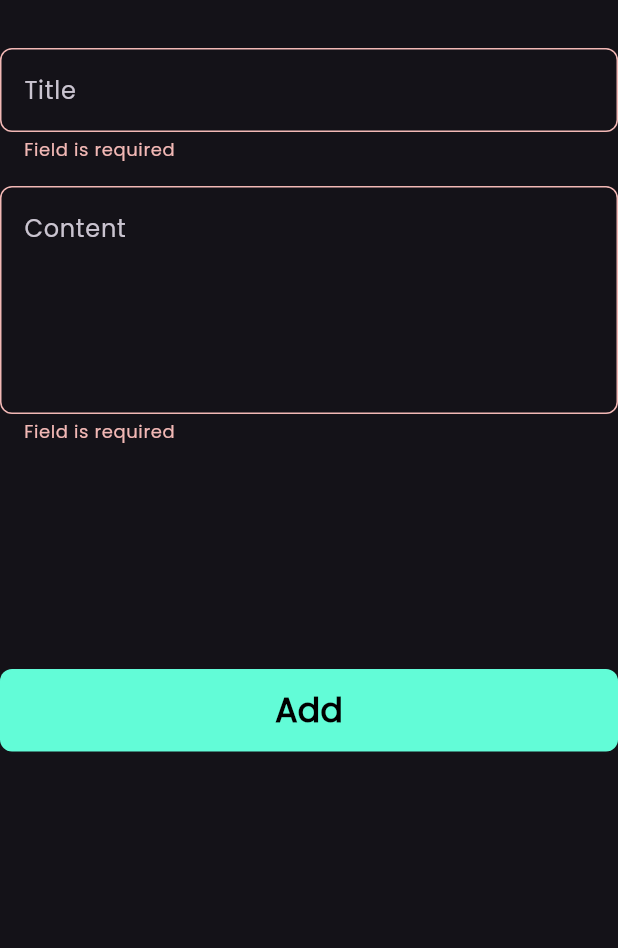
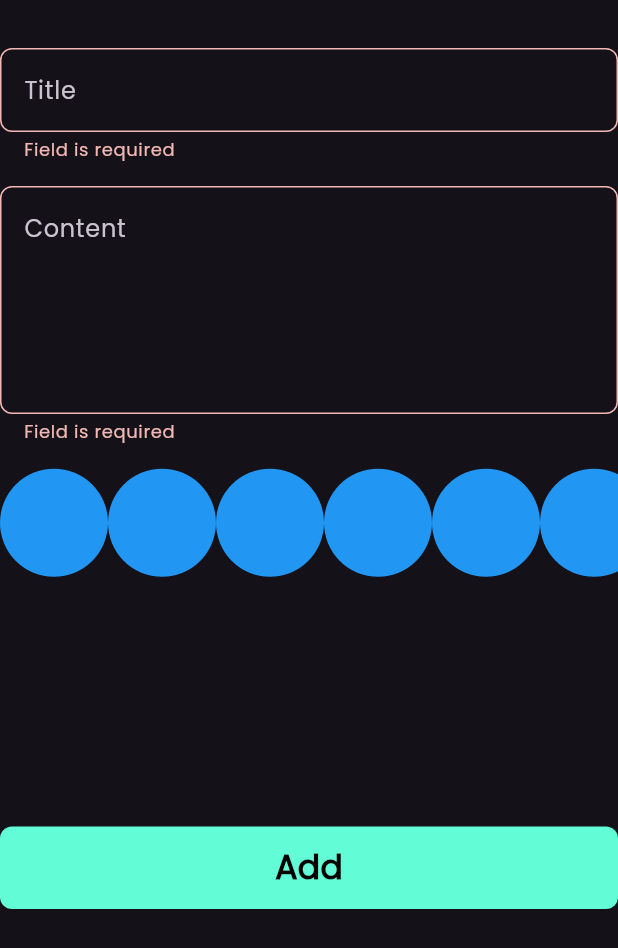
Before and after one commit to AhmedMahmoud221/notes_app, a Flutter app: the AddNoteForm widget shown alone on an empty page, opened directly, after a tap on "Add", on a phone screen of 412 x 824 dp. Shown: the top 948 px of the screen. Run offline on Flutter 3.47's test engine with Material 3 defaults, Android fonts, the phone set to English and light mode, and no system bars; our stand-ins replace bloc, flutter_bloc, hive, hive_flutter; accounts and stored records are empty.

Commit message:
Add ColorsListView widget to AddNoteForm for color selection; refactor button tap logic into a separate method for better readability.

```diff
--- a/lib/views/widgets/add_note_form.dart
+++ b/lib/views/widgets/add_note_form.dart
@@ -4,6 +4,7 @@ import 'package:intl/intl.dart';
 import 'package:notes_app/cubits/add_note_cubit/add_note_cubit.dart';
 import 'package:notes_app/cubits/add_note_cubit/add_note_state.dart';
 import 'package:notes_app/models/note_model.dart';
+import 'package:notes_app/views/widgets/colors_list_view.dart';
 import 'package:notes_app/views/widgets/custom_button.dart';
 import 'package:notes_app/views/widgets/custom_text_field.dart';
 
@@ -41,12 +42,29 @@ class _AddNoteFormState extends State<AddNoteForm> {
             hint: 'Content',
             maxLines: 5,
           ),
-          SizedBox(height: 150),
+
+          ColorsListView(),
+
+          const SizedBox(height: 150),
+
           BlocBuilder<AddNoteCubit, AddNoteState>(
             builder: (context, state) {
               return CustomButton(
                 isLoading: state is AddNoteLoading ? true : false,
                 onTap: () {
+                  onTapCustomButton(context);
+                },
+              );
+            },
+          ),
+          SizedBox(height: 30),
+        ],
+      ),
+    );
+  }
+
+
+  void onTapCustomButton(BuildContext context) {
     if (formKey.currentState!.validate()) {
       formKey.currentState!.save();
       var currentDate = DateTime.now();
@@ -64,13 +82,5 @@ class _AddNoteFormState extends State<AddNoteForm> {
       autovalidateMode = AutovalidateMode.always;
       setState(() {});
     }
-                },
-              );
-            },
-          ),
-          SizedBox(height: 30),
-        ],
-      ),
-    );
   }
 }
--- /dev/null
+++ b/lib/views/widgets/colors_list_view.dart
@@ -0,0 +1,34 @@
+
+import 'package:flutter/material.dart';
+import 'package:flutter/widgets.dart';
+
+class ColorItem extends StatelessWidget {
+  const ColorItem({super.key});
+
+  @override
+  Widget build(BuildContext context) {
+    return const CircleAvatar(
+      radius: 36,
+      backgroundColor: Colors.blue,
+    );
+  }
+}
+
+
+class ColorsListView extends StatelessWidget {
+  const ColorsListView({super.key});
+
+  @override
+  Widget build(BuildContext context) {
+    return SizedBox(
+      height: 35* 3,
+      child: ListView.builder(
+        itemCount: 10,
+        scrollDirection: Axis.horizontal,
+        itemBuilder: (context, index) {
+          return const ColorItem();
+        },
+      ),
+    );
+  }
+}
```
Lines whose indentation alone changed are shown as unchanged.
